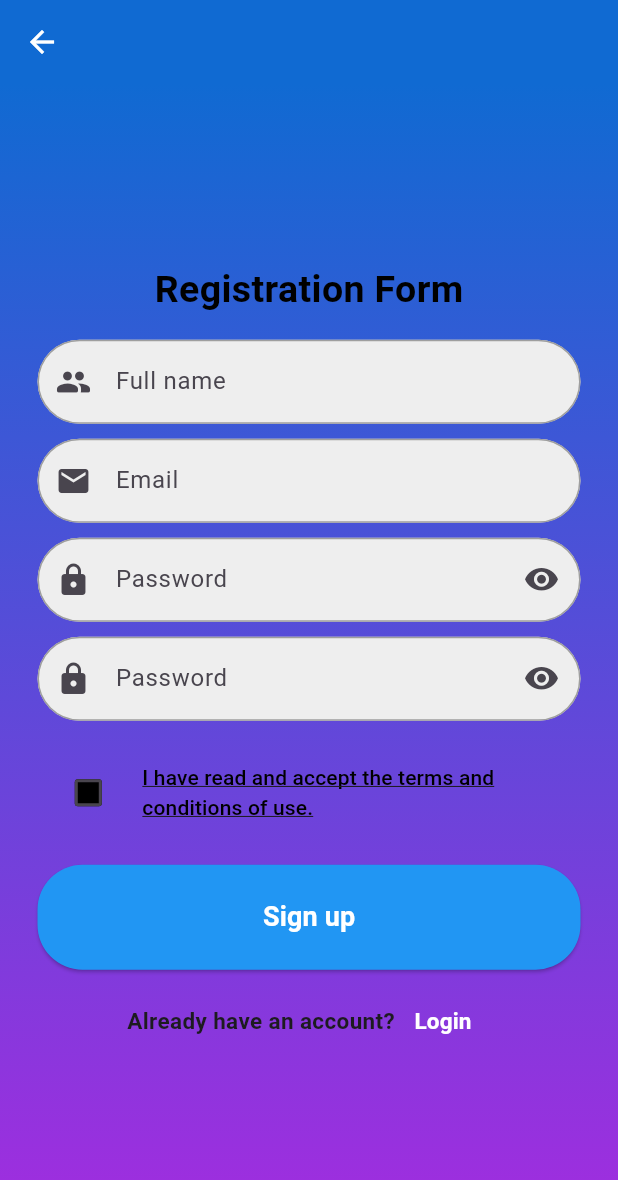
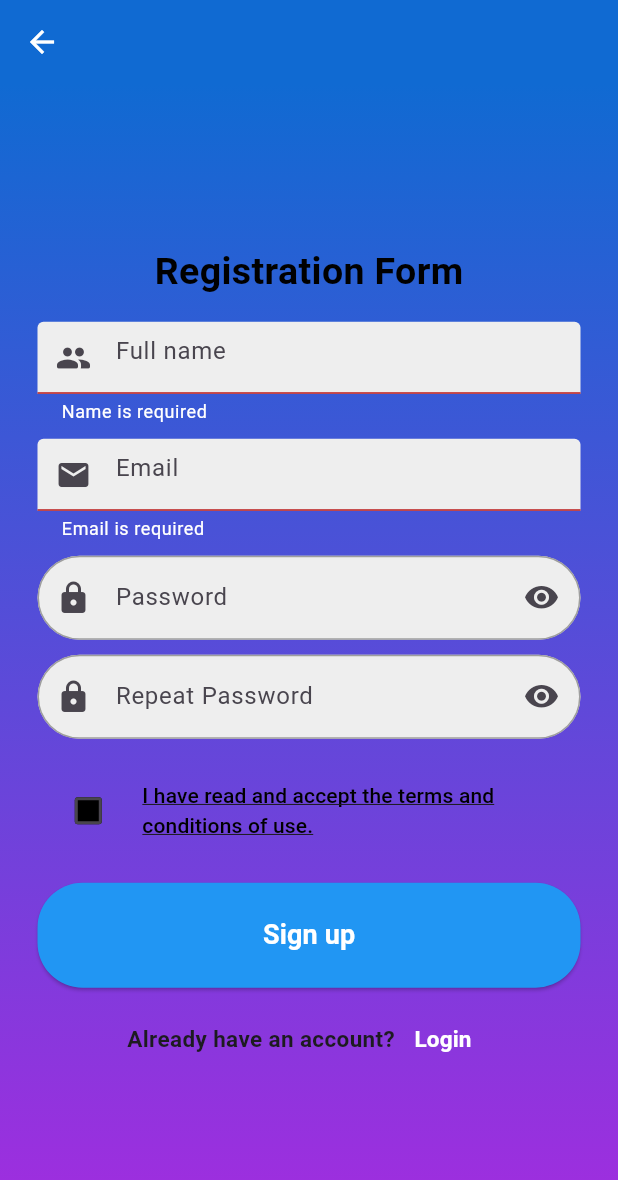
Before and after one commit to anibalv13/register_and_login, a Flutter app: the Register screen opened by its route, after a tap on "Sign up", on a phone screen of 412 x 824 dp. Shown: the top 1180 px of the screen. Run offline on Flutter 3.47's test engine with Material 2 defaults, Android fonts, the phone set to English and light mode, and no system bars; missing offline and left inert: custom_signin_buttons; network calls fail.

Commit message:
validator form

```diff
--- a/lib/screens/register.dart
+++ b/lib/screens/register.dart
@@ -14,6 +14,11 @@ class _RegisterState extends State<Register> {
   bool _obscured = true;
   final textFieldFocusNode2 = FocusNode();
   bool _obscured2 = true;
+  TextEditingController passwordCtrl = TextEditingController();
+  TextEditingController repeatPassCtrl = TextEditingController();
+  TextEditingController nameCtrl = TextEditingController();
+  TextEditingController emailCtrl = TextEditingController();
+  GlobalKey<FormState> formKey = GlobalKey();
 
   void _toggleObscured() {
     setState(() {
@@ -47,43 +52,86 @@ class _RegisterState extends State<Register> {
     return Colors.black;
   }
 
-  Widget buildFullNameTextField(double width) {
+  Widget buildFullNameTextFomrField(double width) {
     return Padding(
       padding: width < 500
           ? const EdgeInsets.symmetric(horizontal: 25.0)
           : EdgeInsets.symmetric(horizontal: width / 8),
-      child: TextField(
-        /* controller: _nameController, */
+      child: TextFormField(
+        validator: (value) {
+          if (value!.isEmpty) {
+            return "Name is required";
+          }
+          return null;
+        },
+        controller: nameCtrl,
         decoration: buildInputDecoration('Full name', Icons.people_rounded),
       ),
     );
   }
 
-  Widget buildEmailTextField(double width) {
+  Widget buildEmailTextFormField(double width) {
     return Padding(
       padding: width < 500
           ? const EdgeInsets.symmetric(horizontal: 25.0)
           : EdgeInsets.symmetric(horizontal: width / 8),
-      child: TextField(
-        /* controller: _emailController, */
+      child: TextFormField(
+        validator: (value) {
+          String pattern =
+              r"^[a-zA-Z0-9.a-zA-Z0-9.!#$%&'*+-/=?^_`{|}~]+@[a-zA-Z0-9]+\.[a-zA-Z]+";
+          RegExp regExp = RegExp(pattern);
+          if (value!.isEmpty) {
+            return "Email is required";
+          } else if (!regExp.hasMatch(value.toString())) {
+            return "Invalid email";
+          }
+
+          return null;
+        },
+        keyboardType: TextInputType.emailAddress,
+        controller: emailCtrl,
         decoration: buildInputDecoration('Email', Icons.mail),
       ),
     );
   }
 
-  Widget buildPasswordTextField(double width, FocusNode focusNode,
+  Widget buildPasswordTextFormField(double width, FocusNode focusNode,
       bool obscured, void Function() toggleFunction) {
     return Padding(
       padding: width < 500
           ? const EdgeInsets.symmetric(horizontal: 25.0)
           : EdgeInsets.symmetric(horizontal: width / 8),
-      child: TextField(
+      child: TextFormField(
         keyboardType: TextInputType.visiblePassword,
-        /* controller: _passwordAController, */
+        controller: passwordCtrl,
         obscureText: obscured,
         focusNode: focusNode,
         decoration: buildInputDecorationWithVisibilityToggle(
             'Password', Icons.lock_rounded, obscured, toggleFunction),
+      ),
+    );
+  }
+
+  Widget buildPasswordTextFormField2(double width, FocusNode focusNode,
+      bool obscured, void Function() toggleFunction) {
+    return Padding(
+      padding: width < 500
+          ? const EdgeInsets.symmetric(horizontal: 25.0)
+          : EdgeInsets.symmetric(horizontal: width / 8),
+      child: TextFormField(
+        keyboardType: TextInputType.visiblePassword,
+        controller: repeatPassCtrl,
+        validator: (value) {
+          if (value != passwordCtrl.text.toString()) {
+            return "Passwords do not match";
+          }
+
+          return null;
+        },
+        obscureText: obscured,
+        focusNode: focusNode,
+        decoration: buildInputDecorationWithVisibilityToggle(
+            'Repeat Password', Icons.lock_rounded, obscured, toggleFunction),
       ),
     );
   }
@@ -132,7 +180,7 @@ class _RegisterState extends State<Register> {
           ? const EdgeInsets.symmetric(horizontal: 25.0, vertical: 10)
           : EdgeInsets.symmetric(horizontal: width / 8, vertical: 10),
       child: ElevatedButton(
-        onPressed: () {},
+        onPressed: () => save(),
         style: ElevatedButton.styleFrom(
           backgroundColor: Colors.blue,
           minimumSize: Size(MediaQuery.of(context).size.width, 70),
@@ -181,6 +229,7 @@ class _RegisterState extends State<Register> {
 
   InputDecoration buildInputDecoration(String hintText, IconData prefixIcon) {
     return InputDecoration(
+      errorStyle: const TextStyle(color: Colors.white),
       enabledBorder: OutlineInputBorder(
         borderSide: const BorderSide(color: Colors.grey),
         borderRadius: BorderRadius.circular(30),
@@ -199,6 +248,7 @@ class _RegisterState extends State<Register> {
   InputDecoration buildInputDecorationWithVisibilityToggle(String hintText,
       IconData prefixIcon, bool obscured, void Function() toggleFunction) {
     return InputDecoration(
+      errorStyle: const TextStyle(color: Colors.white),
       enabledBorder: OutlineInputBorder(
         borderSide: const BorderSide(color: Colors.grey),
         borderRadius: BorderRadius.circular(30),
@@ -254,6 +304,8 @@ class _RegisterState extends State<Register> {
             ),
             Center(
               child: SingleChildScrollView(
+                child: Form(
+                  key: formKey,
                   child: Column(
                     mainAxisAlignment: MainAxisAlignment.center,
                     children: [
@@ -266,14 +318,14 @@ class _RegisterState extends State<Register> {
                         ),
                       ),
                       const SizedBox(height: 15),
-                    buildFullNameTextField(width),
+                      buildFullNameTextFomrField(width),
                       const SizedBox(height: 10),
-                    buildEmailTextField(width),
+                      buildEmailTextFormField(width),
                       const SizedBox(height: 10),
-                    buildPasswordTextField(
-                        width, textFieldFocusNode, _obscured, _toggleObscured),
+                      buildPasswordTextFormField(width, textFieldFocusNode,
+                          _obscured, _toggleObscured),
                       const SizedBox(height: 10),
-                    buildPasswordTextField(width, textFieldFocusNode2,
+                      buildPasswordTextFormField2(width, textFieldFocusNode2,
                           _obscured2, _toggleObscured2),
                       const SizedBox(height: 10),
                       buildCheckBoxAndTerms(width),
@@ -282,10 +334,17 @@ class _RegisterState extends State<Register> {
                     ],
                   ),
                 ),
+              ),
             )
           ],
         ),
       ),
     );
   }
+
+  save() {
+    if (formKey.currentState!.validate()) {
+      formKey.currentState?.reset();
     }
+  }
+}
```
Lines whose indentation alone changed are shown as unchanged.
